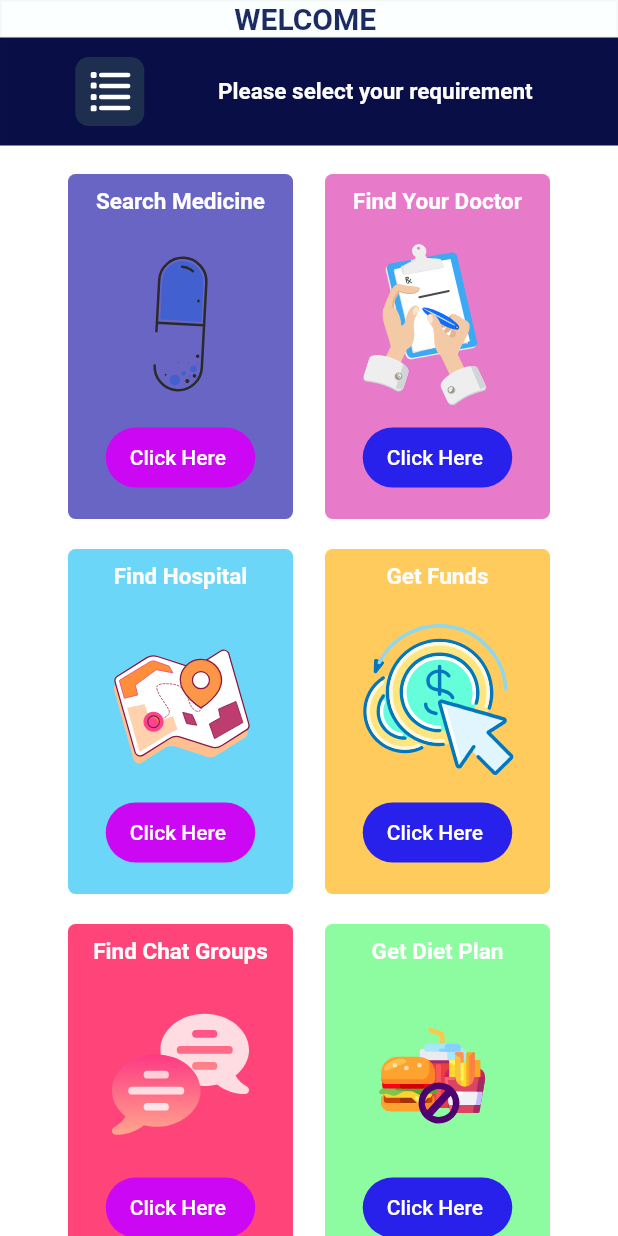
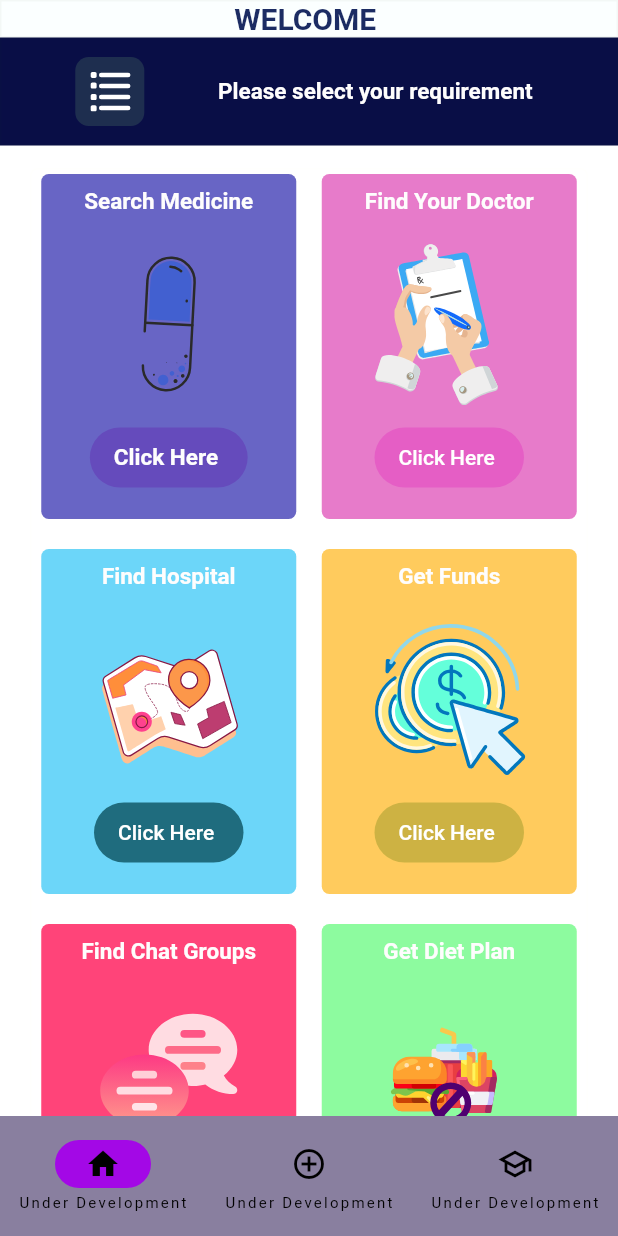
Before and after one commit to Mr-AshishKSingh/Chat-App-CIG, a Flutter app: the Welcome3 screen opened directly, on a phone screen of 412 x 824 dp. Run offline on Flutter 3.47's test engine with Material 2 defaults, Android fonts, the phone set to English and light mode, and no system bars; our stand-ins replace lottie.

Commit message:
app updated

```diff
--- a/ashish_git/app/lib/button.dart
+++ b/ashish_git/app/lib/button.dart
@@ -58,12 +58,81 @@ final ButtonStyle ClickHere = ElevatedButton.styleFrom(
 
 
 
-final ButtonStyle ClickHere_FindDoctor = ElevatedButton.styleFrom(
+
+
+
+
+
+final ButtonStyle ClickHere_SearchMedicine = ElevatedButton.styleFrom(
   minimumSize: const Size( 50, 40),
-  backgroundColor: Color.fromARGB(255, 40, 33, 235),
+  backgroundColor: Color.fromARGB(88, 95, 24, 170),
   elevation : 0,
   shape: RoundedRectangleBorder(
     borderRadius: BorderRadius.circular( 100 ),
   ),
 
 );
+
+
+
+final ButtonStyle ClickHere_FindDoctor = ElevatedButton.styleFrom(
+  minimumSize: const Size( 50, 40),
+  backgroundColor: Color.fromARGB(64, 222, 6, 182),
+  elevation : 0,
+  shape: RoundedRectangleBorder(
+    borderRadius: BorderRadius.circular( 100 ),
+  ),
+
+);
+
+
+
+
+final ButtonStyle ClickHere_FindHospital = ElevatedButton.styleFrom(
+  minimumSize: const Size( 50, 40),
+  backgroundColor: Color.fromARGB(204, 12, 82, 95),
+  elevation : 0,
+  shape: RoundedRectangleBorder(
+    borderRadius: BorderRadius.circular( 100 ),
+  ),
+
+);
+
+
+
+final ButtonStyle ClickHere_FindChat = ElevatedButton.styleFrom(
+  minimumSize: const Size( 50, 40),
+  backgroundColor: Color.fromARGB(132, 111, 6, 94),
+  elevation : 0,
+  shape: RoundedRectangleBorder(
+    borderRadius: BorderRadius.circular( 100 ),
+  ),
+
+);
+
+
+
+
+final ButtonStyle ClickHere_GetFunds = ElevatedButton.styleFrom(
+  minimumSize: const Size( 50, 40),
+  backgroundColor: Color.fromARGB(99, 126, 138, 25),
+  elevation : 0,
+  shape: RoundedRectangleBorder(
+    borderRadius: BorderRadius.circular( 100 ),
+  ),
+
+);
+
+
+
+
+
+final ButtonStyle ClickHere_DietPan = ElevatedButton.styleFrom(
+  minimumSize: const Size( 50, 40),
+  backgroundColor: Color.fromARGB(114, 22, 100, 5),
+  elevation : 0,
+  shape: RoundedRectangleBorder(
+    borderRadius: BorderRadius.circular( 100 ),
+  ),
+
+);
--- a/ashish_git/app/lib/main.dart
+++ b/ashish_git/app/lib/main.dart
@@ -14,9 +14,14 @@ void main(){
 
 
 
-class MyApp extends StatelessWidget {
+class MyApp extends StatefulWidget {
   const MyApp ({Key? key})  : super( key: key );
 
+  @override
+  State<MyApp> createState() => _MyAppState();
+}
+
+class _MyAppState extends State<MyApp> {
   @override
   Widget build(BuildContext context ){
     return const MaterialApp(
@@ -24,5 +29,4 @@ class MyApp extends StatelessWidget {
       home : LoginPage(),
     );
   }
-
 }
--- a/ashish_git/app/lib/welcome3.dart
+++ b/ashish_git/app/lib/welcome3.dart
@@ -6,12 +6,53 @@ import 'package:app/Pages/searchpage.dart';
 
 
 
-class Welcome3 extends StatelessWidget {
+class Welcome3 extends StatefulWidget {
   const Welcome3({super.key});
 
   @override
+  State<Welcome3> createState() => _Welcome3State();
+}
+
+class _Welcome3State extends State<Welcome3> {
+  int currentPageIndex = 0;
+  @override
   Widget build(BuildContext context) {
     return Scaffold(
+      //-------------------
+      bottomNavigationBar: NavigationBar(
+        backgroundColor: Color.fromARGB(134, 30, 12, 72),
+        onDestinationSelected: (int index) {
+          setState(() {
+            currentPageIndex = index;
+          });
+        },
+        indicatorColor: Color.fromARGB(255, 163, 8, 230),
+        selectedIndex: currentPageIndex,
+        destinations: const <Widget>[
+          NavigationDestination(
+
+            selectedIcon: Icon(Icons.home),
+            icon: Icon(Icons.add_circle),
+            label: 'Under Development',
+
+          ),
+          NavigationDestination(
+            icon: Icon(Icons.add_circle_outline),
+            label: 'Under Development',
+          ),
+          NavigationDestination(
+            selectedIcon: Icon(Icons.add_circle),
+            icon: Icon(Icons.school_outlined),
+            label: 'Under Development',
+          ),
+        ]
+      ),
+
+
+
+
+
+        //---------------
         backgroundColor: Color.fromARGB(251, 255, 255, 255)      ,
           body: SafeArea(
             child: Container(
@@ -29,7 +70,7 @@ class Welcome3 extends StatelessWidget {
                   border: Border.all(color: Color.fromARGB(9, 14, 70, 1)),
                   borderRadius: BorderRadius.circular(0),
                 ),
-                child: Row(
+                child: const Row(
                   mainAxisAlignment: MainAxisAlignment.spaceEvenly,
                   children: [
                     // Padding(
@@ -45,7 +86,7 @@ class Welcome3 extends StatelessWidget {
                     //     ),
                     //   ),
                     // ),
-                    const Padding(
+                     Padding(
                       padding: EdgeInsets.symmetric(horizontal: 0.5),
                       child: Text(
                         "WELCOME ",
@@ -150,7 +191,7 @@ class Welcome3 extends StatelessWidget {
                             children: [
                               Center(
                                 child: Container(
-                                    width: 150,
+                                    width: 170,
                                     height: 230,
                                     decoration: BoxDecoration(
                                       color: Color.fromRGBO(29, 24, 168, 0.667),
@@ -160,7 +201,7 @@ class Welcome3 extends StatelessWidget {
                                     ),
                                     child: Column(
                                       children: [
-                                        Padding(
+                                        const Padding(
                                           padding: const EdgeInsets.all(8.0),
                                           child: Text(
                                             "Search Medicine",
@@ -186,8 +227,13 @@ class Welcome3 extends StatelessWidget {
                                           height: 15,
                                         ),
                                         ElevatedButton(
-                                          style: ClickHere,
-                                          child: Text('Click Here '),
+                                          style: ClickHere_SearchMedicine,
+                                          child: Text('Click Here ' , style: TextStyle(
+                                              fontWeight: FontWeight.bold,
+                                              fontSize: 15,
+                                              color:
+                                                  Color.fromARGB(255, 254, 253, 253),
+                                            ),),
                                           onPressed: () {
                                             Navigator.push(
                                               context,
@@ -199,8 +245,10 @@ class Welcome3 extends StatelessWidget {
                                       ],
                                     )),
                               ),
+
+                                SizedBox(width: 10),
                               Container(
-                                  width: 150,
+                                  width: 170,
                                   height: 230,
                                   decoration: BoxDecoration(
                                     color: Color.fromRGBO(218, 48, 173, 0.635),
@@ -211,7 +259,7 @@ class Welcome3 extends StatelessWidget {
                                   child: Center(
                                     child: Column(
                                       children: [
-                                        Padding(
+                                        const Padding(
                                           padding: const EdgeInsets.all(8.0),
                                           child: Text(
                                             "Find Your Doctor",
@@ -267,7 +315,7 @@ class Welcome3 extends StatelessWidget {
                             children: [
                               Center(
                                 child: Container(
-                                    width: 150,
+                                    width: 170,
                                     height: 230,
                                     decoration: BoxDecoration(
                                       color: Color.fromRGBO(21, 190, 246, 0.626),
@@ -299,7 +347,7 @@ class Welcome3 extends StatelessWidget {
 
 
                                         ElevatedButton(
-                                          style: ClickHere,
+                                          style: ClickHere_FindHospital,
                                           child: Text('Click Here '),
                                           onPressed: () {
                                             Navigator.push(
@@ -312,8 +360,12 @@ class Welcome3 extends StatelessWidget {
                                       ],
                                     )),
                               ),
+
+                               SizedBox(width: 10),
+
+
                               Container(
-                                  width: 150,
+                                  width: 170,
                                   height: 230,
                                   decoration: BoxDecoration(
                                     color: Color.fromRGBO(255, 177, 10, 0.66),
@@ -349,7 +401,7 @@ class Welcome3 extends StatelessWidget {
 
 
                                           ElevatedButton(
-                                          style: ClickHere_FindDoctor,
+                                          style: ClickHere_GetFunds,
                                           child: Text('Click Here '),
                                           onPressed: () {
                                             Navigator.push(
@@ -369,7 +421,7 @@ class Welcome3 extends StatelessWidget {
                             ],
                           ),
 
-                           SizedBox(
+                          const  SizedBox(
                             height: 20,
                           ),
 
@@ -379,17 +431,17 @@ class Welcome3 extends StatelessWidget {
                             children: [
                               Center(
                                 child: Container(
-                                    width: 150,
+                                    width: 170,
                                     height: 230,
                                     decoration: BoxDecoration(
                                       color: Color.fromRGBO(255, 4, 75, 0.744),
                                       border: Border.all(
-                                          color: Color.fromARGB(2, 255, 204, 1)),
+                                          color: const Color.fromARGB(2, 255, 204, 1)),
                                       borderRadius: BorderRadius.circular(5),
                                     ),
                                     child: Column(
                                       children: [
-                                        Padding(
+                                        const Padding(
                                           padding: const EdgeInsets.all(8.0),
                                           child: Text(
                                             "Find Chat Groups",
@@ -411,7 +463,7 @@ class Welcome3 extends StatelessWidget {
 
 
                                         ElevatedButton(
-                                          style: ClickHere,
+                                          style: ClickHere_FindChat,
                                           child: Text('Click Here '),
                                           onPressed: () {
                                             Navigator.push(
@@ -424,8 +476,12 @@ class Welcome3 extends StatelessWidget {
                                       ],
                                     )),
                               ),
+
+                               const SizedBox(width: 10),
+
+
                               Container(
-                                  width: 150,
+                                  width: 170,
                                   height: 230,
                                   decoration: BoxDecoration(
                                     color: Color.fromRGBO(38, 247, 73, 0.527),
@@ -461,7 +517,7 @@ class Welcome3 extends StatelessWidget {
 
 
                                           ElevatedButton(
-                                          style: ClickHere_FindDoctor,
+                                          style: ClickHere_DietPan,
                                           child: Text('Click Here '),
                                           onPressed: () {
                                             Navigator.push(
--- a/ashish_git/app/pubspec.yaml
+++ b/ashish_git/app/pubspec.yaml
@@ -38,6 +38,7 @@ dependencies:
   cupertino_icons: ^1.0.2
   google_fonts:  ^2.1.0
   lottie: ^2.6.0
+  firebase_core: ^2.15.1
 
 dev_dependencies:
   flutter_test:
```
Also changed, not shown: ashish_git/app/lib/Pages/chatgroups.dart (added, +16 -0 lines), ashish_git/app/lib/Pages/dietplan.dart (added, +16 -0 lines), ashish_git/app/lib/Pages/findhospital.dart (added, +16 -0 lines), ashish_git/app/lib/Pages/findyourdoctorpage.dart (+6 -1 lines), ashish_git/app/lib/Pages/funds.dart (added, +16 -0 lines), ashish_git/app/lib/Pages/searchpage.dart (+10 -8 lines), ashish_git/app/lib/welcome2.dart (+6 -1 lines), ashish_git/app/pubspec.lock, laraib_git/health/pubspec.lock, 4 other files.
